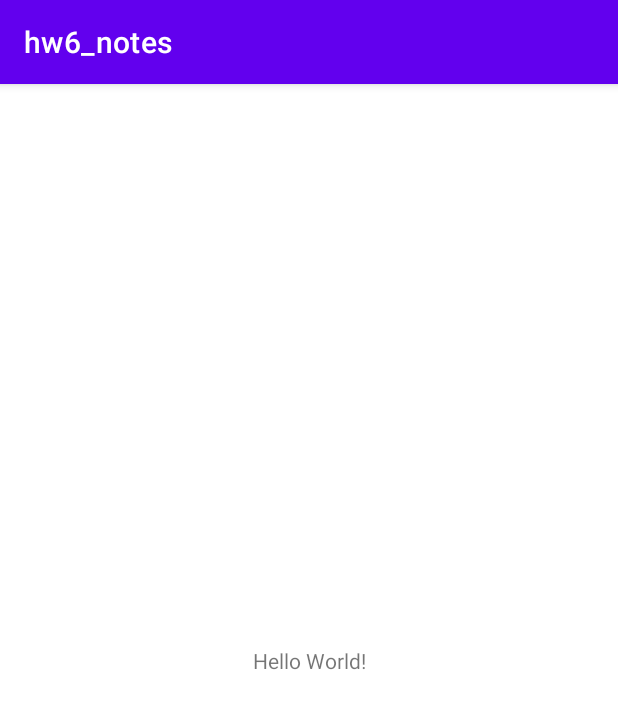
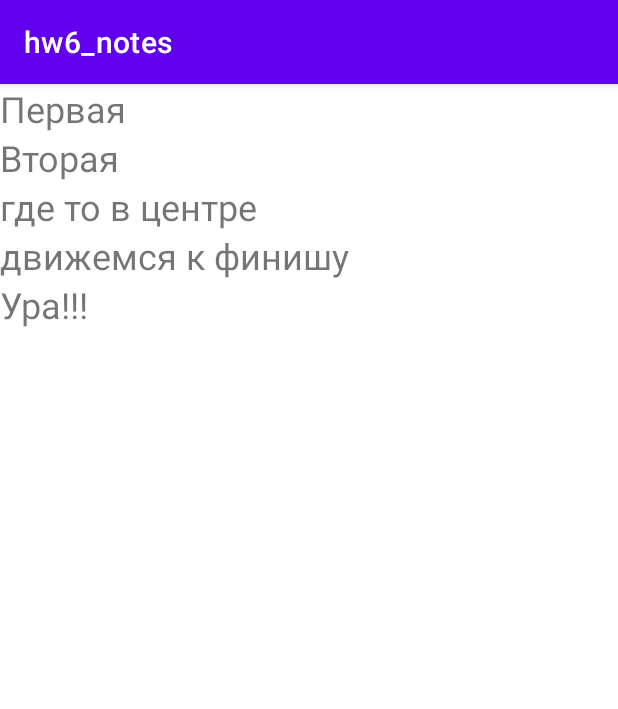
Before and after one commit to andreysc1976/hw6_notes, an Android app: the screen it shows after launch (MainActivity), on a phone screen of 412 x 824 dp. Shown: the top 709 px of the screen. Run offline under Robolectric (Android 15) with nearby library versions, the phone set to English and light mode, and no system bars.

Commit message:
дз 1-5

```diff
--- a/app/build.gradle
+++ b/app/build.gradle
@@ -33,6 +33,7 @@ dependencies {
     implementation 'androidx.appcompat:appcompat:1.3.0'
     implementation 'com.google.android.material:material:1.4.0'
     implementation 'androidx.constraintlayout:constraintlayout:2.0.4'
+    implementation 'androidx.legacy:legacy-support-v4:1.0.0'
     testImplementation 'junit:junit:4.+'
     androidTestImplementation 'androidx.test.ext:junit:1.1.3'
     androidTestImplementation 'androidx.test.espresso:espresso-core:3.4.0'
--- a/app/src/main/java/ru/a_party/hw6_notes/MainActivity.java
+++ b/app/src/main/java/ru/a_party/hw6_notes/MainActivity.java
@@ -9,6 +9,14 @@ public class MainActivity extends AppCompatActivity {
     @Override
     protected void onCreate(Bundle savedInstanceState) {
         super.onCreate(savedInstanceState);
+        if (savedInstanceState==null) Note.generateDemoNotes();
         setContentView(R.layout.activity_main);
+
+        getSupportFragmentManager()
+                .beginTransaction()
+                .replace(R.id.fragmentContainerNoteList,NoteListFragment.newInstance())
+                .commit();
+
+
     }
 }
--- /dev/null
+++ b/app/src/main/java/ru/a_party/hw6_notes/Note.java
@@ -0,0 +1,100 @@
+package ru.a_party.hw6_notes;
+
+import java.io.Serializable;
+import java.text.ParseException;
+import java.text.SimpleDateFormat;
+import java.util.ArrayList;
+import java.util.Calendar;
+import java.util.Date;
+import java.util.Locale;
+import java.util.UUID;
+
+public class Note {
+
+    private static ArrayList<Note> notes;
+
+    private UUID uuid;
+    private String name;
+    private Date date;
+    private String body;
+
+    public Note(String name, Date date, String body) {
+        this(UUID.randomUUID(), name, date, body);
+    }
+
+    public Note(UUID uuid, String name, Date date, String body) {
+        this.uuid = uuid;
+        this.name = name;
+        this.date = date;
+        this.body = body;
+    }
+
+    public static void updateNoteById(UUID uuid,String name,Date date,String body)
+    {
+        for (Note note:notes) {
+            if (note.getUuid().equals(uuid)){
+                note.setDate(date);
+                note.setName(name);
+                note.setBody(body);
+            }
+        }
+    }
+
+    public String getName() {
+        return name;
+    }
+
+    public Date getDate() {
+        return date;
+    }
+
+    public void setDate(Date date) {
+        this.date = date;
+    }
+
+    public void setName(String name) {
+        this.name = name;
+    }
+
+    public void setBody(String body) {
+        this.body = body;
+    }
+
+    public String getBody() {
+        return body;
+    }
+
+    public static ArrayList<Note> getNotes() {
+        return notes;
+    }
+
+    public UUID getUuid() {
+        return uuid;
+    }
+
+    public static void generateDemoNotes(){
+
+        SimpleDateFormat dateFormat = new SimpleDateFormat("ddMMyyyy", Locale.getDefault());
+        Calendar calendar = Calendar.getInstance();
+        Date date1;
+        Date date2;
+        Date date3;
+        try {
+            calendar.setTime(dateFormat.parse("01072021"));
+            date1 = calendar.getTime();
+            calendar.setTime(dateFormat.parse("05072021"));
+            date2 = calendar.getTime();
+            calendar.setTime(dateFormat.parse("07072021"));
+            date3 = calendar.getTime();
+        } catch (ParseException e) {
+            e.printStackTrace();
+            return;
+        }
+        notes = new ArrayList<>();
+        notes.add(new Note("Первая",date1,"Моя большая первая заметка о создание приложений для андроид \n пробуем создавать заметки"));
+        notes.add(new Note("Вторая",date1,"Тяжело в учение, легко в бою"));
+        notes.add(new Note("где то в центре",date2,"Отмечаем серединную лекцию!"));
+        notes.add(new Note("движемся к финишу",date2,"Осталось сдать где то около 10 контрольных и счасть наступит!!!"));
+        notes.add(new Note("Ура!!!",date3,"Вот нам и выдали дипломы"));
+    }
+}
--- /dev/null
+++ b/app/src/main/java/ru/a_party/hw6_notes/NoteListFragment.java
@@ -0,0 +1,88 @@
+package ru.a_party.hw6_notes;
+
+import android.content.res.Configuration;
+import android.os.Bundle;
+
+import androidx.annotation.NonNull;
+import androidx.annotation.Nullable;
+import androidx.fragment.app.Fragment;
+
+import android.view.LayoutInflater;
+import android.view.View;
+import android.view.ViewGroup;
+import android.widget.LinearLayout;
+import android.widget.TextView;
+
+import java.util.ArrayList;
+
+
+public class NoteListFragment extends Fragment {
+
+    private boolean isLandscape = false;
+
+    public static NoteListFragment newInstance() {
+        return new NoteListFragment();
+    }
+
+    @Override
+    public void onCreate(Bundle savedInstanceState) {
+        super.onCreate(savedInstanceState);
+    }
+
+    @Override
+    public View onCreateView(LayoutInflater inflater, ViewGroup container,
+                             Bundle savedInstanceState) {
+        // Inflate the layout for this fragment
+        return inflater.inflate(R.layout.fragment_note_list, container, false);
+    }
+
+    @Override
+    public void onViewCreated(@NonNull View view, @Nullable Bundle savedInstanceState) {
+        super.onViewCreated(view, savedInstanceState);
+        isLandscape = getResources().getConfiguration().orientation== Configuration.ORIENTATION_LANDSCAPE;
+        initView(view);
+    }
+
+    private void initView(View view) {
+        LinearLayout linearLayout = (LinearLayout)view;
+
+        ArrayList<Note> notes = Note.getNotes();
+        for (int i=0;i<notes.size();i++){
+            TextView textView = new TextView(getContext());
+            textView.setText(notes.get(i).getName());
+            textView.setTextSize(24);
+            linearLayout.addView(textView);
+
+            final int finalI=i;
+            textView.setOnClickListener(v -> showNote(notes.get(finalI)));
+
+        }
+
+    }
+
+    private void showNote(Note note) {
+        if (isLandscape) {
+            showNoteLand(note);
+        } else {
+            showNotePort(note);
+        }
+    }
+
+
+    private void showNoteLand(Note note){
+        Fragment noteFragment = NoteFullFragment.newInstance(note);
+        requireActivity().getSupportFragmentManager()
+                .beginTransaction()
+                .replace(R.id.landscapeContainer,noteFragment)
+                .commit();
+    }
+
+    private void showNotePort(Note note){
+        Fragment noteFragment = NoteFullFragment.newInstance(note);
+        requireActivity().getSupportFragmentManager()
+                .beginTransaction()
+                .replace(R.id.fragmentContainerNoteList,noteFragment)
+                .addToBackStack(null)
+                .commit();
+    }
+}
--- /dev/null
+++ b/app/src/main/res/layout-land/activity_main.xml
@@ -0,0 +1,21 @@
+<?xml version="1.0" encoding="utf-8"?>
+<LinearLayout xmlns:android="http://schemas.android.com/apk/res/android"
+    xmlns:tools="http://schemas.android.com/tools"
+    android:layout_width="match_parent"
+    android:layout_height="match_parent"
+    android:baselineAligned="false"
+    tools:context=".MainActivity" >
+
+    <FrameLayout
+        android:id="@+id/fragmentContainerNoteList"
+        android:name="ru.a_party.hw6_notes.NoteListFragment"
+        android:layout_width="wrap_content"
+        android:layout_height="match_parent"
+        android:layout_weight="1" />
+
+    <FrameLayout
+        android:id="@+id/landscapeContainer"
+        android:layout_width="wrap_content"
+        android:layout_height="match_parent"
+        android:layout_weight="1" />
+</LinearLayout>
--- a/app/src/main/res/layout/activity_main.xml
+++ b/app/src/main/res/layout/activity_main.xml
@@ -1,18 +1,15 @@
 <?xml version="1.0" encoding="utf-8"?>
-<androidx.constraintlayout.widget.ConstraintLayout xmlns:android="http://schemas.android.com/apk/res/android"
-    xmlns:app="http://schemas.android.com/apk/res-auto"
+<FrameLayout
+    xmlns:android="http://schemas.android.com/apk/res/android"
     xmlns:tools="http://schemas.android.com/tools"
     android:layout_width="match_parent"
     android:layout_height="match_parent"
     tools:context=".MainActivity">
 
-    <TextView
-        android:layout_width="wrap_content"
-        android:layout_height="wrap_content"
-        android:text="Hello World!"
-        app:layout_constraintBottom_toBottomOf="parent"
-        app:layout_constraintLeft_toLeftOf="parent"
-        app:layout_constraintRight_toRightOf="parent"
-        app:layout_constraintTop_toTopOf="parent" />
 
-</androidx.constraintlayout.widget.ConstraintLayout>
+    <FrameLayout
+        android:id="@+id/fragmentContainerNoteList"
+        android:layout_width="match_parent"
+        android:layout_height="match_parent" />
+
+</FrameLayout>
--- /dev/null
+++ b/app/src/main/res/layout/fragment_note_list.xml
@@ -0,0 +1,7 @@
+<?xml version="1.0" encoding="utf-8"?>
+<LinearLayout xmlns:android="http://schemas.android.com/apk/res/android"
+    xmlns:tools="http://schemas.android.com/tools"
+    android:layout_width="match_parent"
+    android:layout_height="match_parent"
+    android:orientation="vertical"
+    tools:context=".NoteListFragment" />
--- /dev/null
+++ b/app/src/main/res/values/dimens.xml
@@ -0,0 +1,4 @@
+<?xml version="1.0" encoding="utf-8"?>
+<resources>
+    <dimen name="default_margins">8dp</dimen>
+</resources>
--- a/app/src/main/res/values/strings.xml
+++ b/app/src/main/res/values/strings.xml
@@ -1,3 +1,8 @@
 <resources>
     <string name="app_name">hw6_notes</string>
+    <!-- TODO: Remove or change this placeholder text -->
+    <string name="hello_blank_fragment">Hello blank fragment</string>
+    <string name="noteName">Тема</string>
+    <string name="noteDate">Дата создания</string>
+    <string name="noteBody">Описание</string>
 </resources>
```
Also changed, not shown: app/src/main/java/ru/a_party/hw6_notes/NoteFullFragment.java (added, +124 -0 lines), app/src/main/res/layout/fragment_note_full.xml (added, +73 -0 lines).
